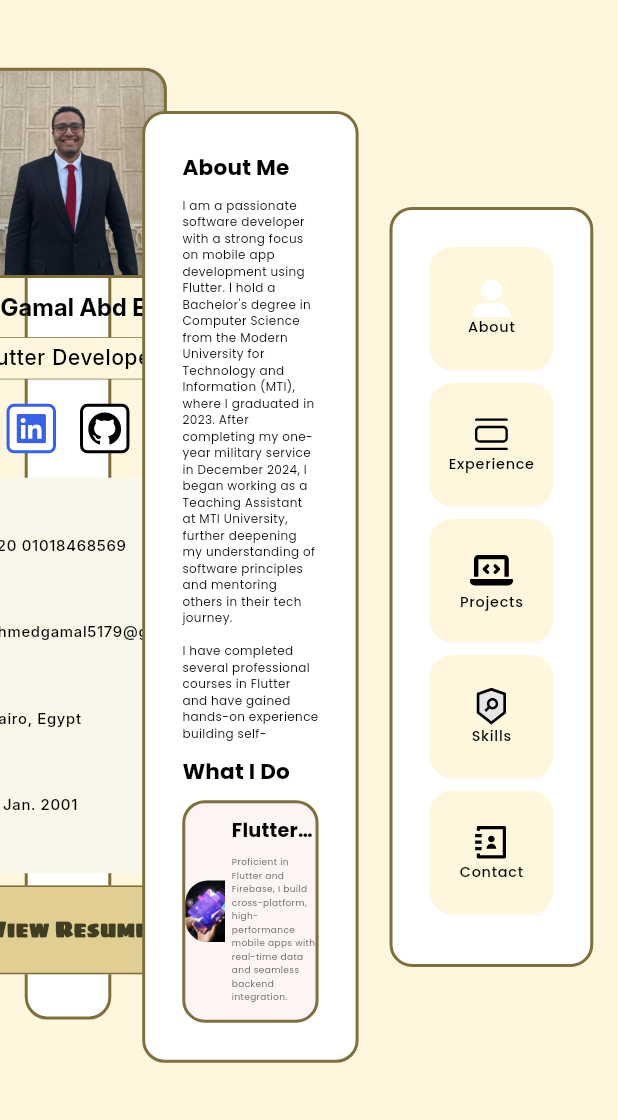
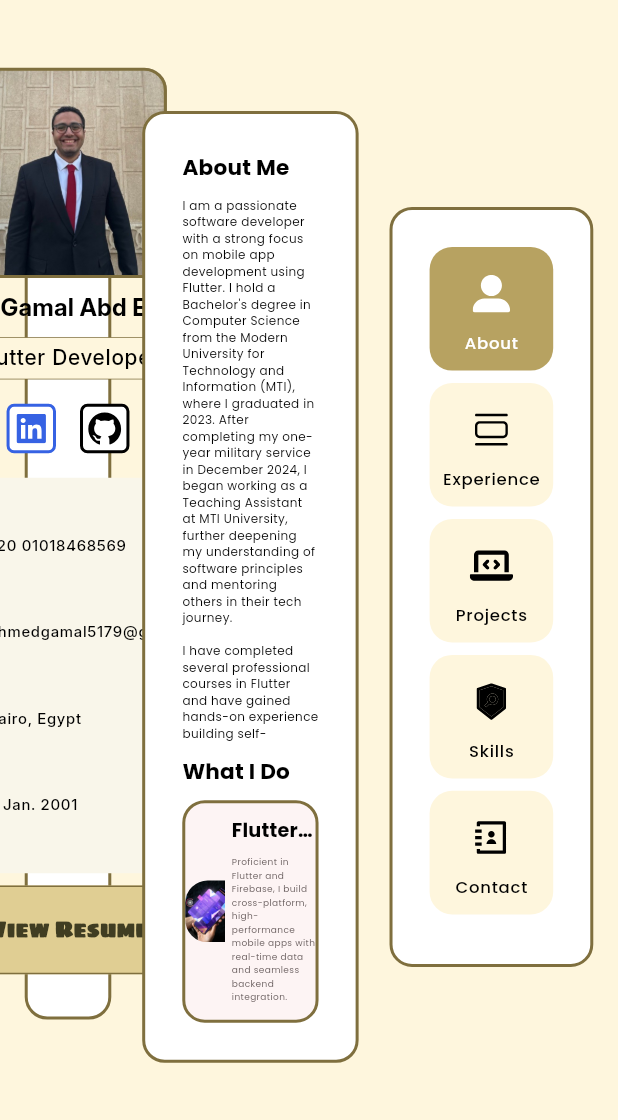
Before and after one commit to ahmed-gamal517/my_portfolio, a Flutter app: the HomeScreenDesktopView widget shown alone on an empty page, opened directly, on a phone screen of 412 x 824 dp, the part 116-1236 px from its top. Run offline on Flutter 3.47's test engine with Material 3 defaults, Android fonts, the light colour scheme and no system bars; drawn by our look-alikes of auto_size_text, carousel_slider; our stand-ins replace bloc, flutter_bloc, flutter_svg, go_router; statements that could not run were skipped.

Commit message:
added app cubit and few code refactors

```diff
--- /dev/null
+++ b/lib/features/home/presentation/view_model/app_cubit/app_cubit.dart
@@ -0,0 +1,22 @@
+import 'package:bloc/bloc.dart';
+import 'package:carousel_slider/carousel_controller.dart';
+import 'package:flutter/material.dart';
+import 'package:meta/meta.dart';
+
+part 'app_state.dart';
+
+class AppCubit extends Cubit<AppState> {
+  AppCubit() : super(AppInitial());
+
+  final CarouselSliderController controller = CarouselSliderController();
+  int currPage = 0;
+  void changePage(int index) {
+    currPage = index;
+    controller.animateToPage(
+      index,
+      curve: Curves.easeInOut,
+      duration: const Duration(milliseconds: 300),
+    );
+    emit(AppChangePage());
+  }
+}
--- /dev/null
+++ b/lib/features/home/presentation/view_model/app_cubit/app_state.dart
@@ -0,0 +1,8 @@
+part of 'app_cubit.dart';
+
+@immutable
+sealed class AppState {}
+
+final class AppInitial extends AppState {}
+
+final class AppChangePage extends AppState {}
--- a/lib/features/home/presentation/widgets/custom_main_body_carousel_slider.dart
+++ b/lib/features/home/presentation/widgets/custom_main_body_carousel_slider.dart
@@ -1,5 +1,7 @@
 import 'package:carousel_slider/carousel_slider.dart';
 import 'package:flutter/material.dart';
+import 'package:flutter_bloc/flutter_bloc.dart';
+import 'package:my_portofolio/features/home/presentation/view_model/app_cubit/app_cubit.dart';
 import 'package:my_portofolio/features/home/presentation/widgets/about_me_section/about_me_section_body.dart';
 import 'package:my_portofolio/features/home/presentation/widgets/contact_section/contact_section_view.dart';
 import 'package:my_portofolio/features/home/presentation/widgets/experience_section/experience_view.dart';
@@ -14,6 +16,7 @@ class CustomMainBodyCarouselSlider extends StatelessWidget {
     return SizedBox(
       height: MediaQuery.of(context).size.height * 0.77,
       child: CarouselSlider(
+        carouselController: BlocProvider.of<AppCubit>(context).controller,
         options: CarouselOptions(
           scrollDirection: Axis.vertical,
           viewportFraction: 1,
--- a/lib/features/home/presentation/widgets/desktop_home_screen/home_screen_desktop_view.dart
+++ b/lib/features/home/presentation/widgets/desktop_home_screen/home_screen_desktop_view.dart
@@ -1,6 +1,8 @@
 import 'package:flutter/material.dart';
+import 'package:flutter_bloc/flutter_bloc.dart';
 import 'package:my_portofolio/core/animations/slide_in.dart';
 import 'package:my_portofolio/core/utils/size_config/size_config.dart';
+import 'package:my_portofolio/features/home/presentation/view_model/app_cubit/app_cubit.dart';
 import 'package:my_portofolio/features/home/presentation/widgets/custom_home_screen_app_bar.dart';
 import 'package:my_portofolio/features/home/presentation/widgets/desktop_home_screen/home_screen_desktop_view_body.dart';
 
@@ -10,7 +12,9 @@ class HomeScreenDesktopView extends StatelessWidget {
   @override
   Widget build(BuildContext context) {
     SizeConfig.init(context);
-    return SingleChildScrollView(
+    return BlocProvider(
+      create: (context) => AppCubit(),
+      child: SingleChildScrollView(
         physics: const NeverScrollableScrollPhysics(),
         child: Column(
           children: [
@@ -22,6 +26,7 @@ class HomeScreenDesktopView extends StatelessWidget {
             const HomeScreenDesktopViewBody(),
           ],
         ),
+      ),
     );
   }
 }
--- a/lib/features/home/presentation/widgets/page_info_section/page_info_body.dart
+++ b/lib/features/home/presentation/widgets/page_info_section/page_info_body.dart
@@ -1,5 +1,7 @@
 import 'package:flutter/material.dart';
+import 'package:flutter_bloc/flutter_bloc.dart';
 import 'package:my_portofolio/core/constants/app_constants.dart';
+import 'package:my_portofolio/features/home/presentation/view_model/app_cubit/app_cubit.dart';
 import 'package:my_portofolio/features/home/presentation/widgets/page_info_section/page_info_custom_container.dart';
 
 class PageInfoBody extends StatelessWidget {
@@ -7,11 +9,18 @@ class PageInfoBody extends StatelessWidget {
 
   @override
   Widget build(BuildContext context) {
-    return Column(
-      children: List.generate(
-        pageInfoList.length,
-        (index) => PageInfoCustomContainer(pageIndex: index),
-      ),
+    return BlocBuilder<AppCubit, AppState>(
+      builder: (context, state) {
+        return Column(
+          children: List.generate(
+            pageInfoList.length,
+            (index) => PageInfoCustomContainer(
+              pageIndex: index,
+              isPressed: index == BlocProvider.of<AppCubit>(context).currPage,
+            ),
+          ),
+        );
+      },
     );
   }
 }
--- a/lib/features/home/presentation/widgets/page_info_section/page_info_custom_container.dart
+++ b/lib/features/home/presentation/widgets/page_info_section/page_info_custom_container.dart
@@ -1,10 +1,18 @@
+import 'package:auto_size_text/auto_size_text.dart';
 import 'package:flutter/material.dart';
+import 'package:flutter_bloc/flutter_bloc.dart';
 import 'package:flutter_svg/svg.dart';
 import 'package:my_portofolio/core/constants/app_constants.dart';
-import 'package:my_portofolio/core/widgets/responsive_text.dart';
+import 'package:my_portofolio/features/home/presentation/view_model/app_cubit/app_cubit.dart';
+import 'package:my_portofolio/features/home/presentation/view_model/theme_cubit/theme_cubit.dart';
 
 class PageInfoCustomContainer extends StatelessWidget {
-  const PageInfoCustomContainer({super.key, required this.pageIndex});
+  const PageInfoCustomContainer({
+    super.key,
+    required this.pageIndex,
+    this.isPressed = false,
+  });
+  final bool isPressed;
   final int pageIndex;
   @override
   Widget build(BuildContext context) {
@@ -12,12 +20,21 @@ class PageInfoCustomContainer extends StatelessWidget {
       padding: EdgeInsets.only(
         bottom: MediaQuery.of(context).size.height * 0.01,
       ),
-      child: Container(
+      child: InkWell(
+        onTap: () => BlocProvider.of<AppCubit>(context).changePage(pageIndex),
+        child: AnimatedContainer(
+          duration: const Duration(milliseconds: 500),
+          curve: Curves.easeInOut,
           height: MediaQuery.of(context).size.height * 0.10,
           width: MediaQuery.of(context).size.height * 0.10,
           decoration: BoxDecoration(
             borderRadius: BorderRadius.circular(15),
-          color: Theme.of(context).scaffoldBackgroundColor,
+            color:
+                isPressed
+                    ? const Color(0xffB7A261)
+                    : BlocProvider.of<ThemeCubit>(context).isDark
+                    ? const Color(0xff3B3729)
+                    : Theme.of(context).scaffoldBackgroundColor,
           ),
           padding: EdgeInsets.all(MediaQuery.of(context).size.height * 0.002),
           child: Column(
@@ -26,14 +43,35 @@ class PageInfoCustomContainer extends StatelessWidget {
               SvgPicture.asset(
                 pageInfoList[pageIndex].logoPath,
                 fit: BoxFit.scaleDown,
+                colorFilter: ColorFilter.mode(
+                  isPressed
+                      ? Colors.white
+                      : BlocProvider.of<ThemeCubit>(context).isDark
+                      ? Colors.white
+                      : Colors.black,
+                  BlendMode.srcIn,
                 ),
-            SizedBox(width: MediaQuery.of(context).size.height * 0.01),
-            ResponsiveText(
-              text: pageInfoList[pageIndex].title,
-              baseFontSize: 12,
-              style: Theme.of(context).textTheme.labelSmall,
+                height: MediaQuery.of(context).size.height * 0.05,
+                width: MediaQuery.of(context).size.height * 0.05,
+              ),
+              SizedBox(height: MediaQuery.of(context).size.height * 0.005),
+              AutoSizeText(
+                pageInfoList[pageIndex].title,
+                maxFontSize: 14,
+                minFontSize: 6,
+                overflow: TextOverflow.clip,
+                maxLines: 1,
+                style: Theme.of(context).textTheme.labelSmall!.copyWith(
+                  color:
+                      isPressed
+                          ? Colors.white
+                          : BlocProvider.of<ThemeCubit>(context).isDark
+                          ? Colors.white
+                          : Colors.black,
+                ),
               ),
             ],
+          ),
         ),
       ),
     );
```
Lines whose indentation alone changed are shown as unchanged.
